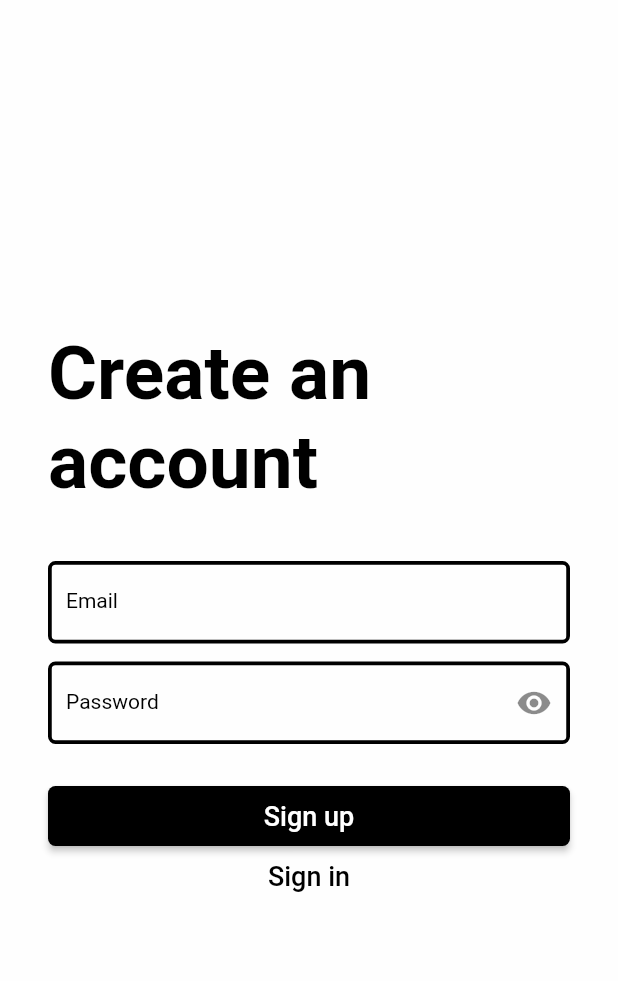
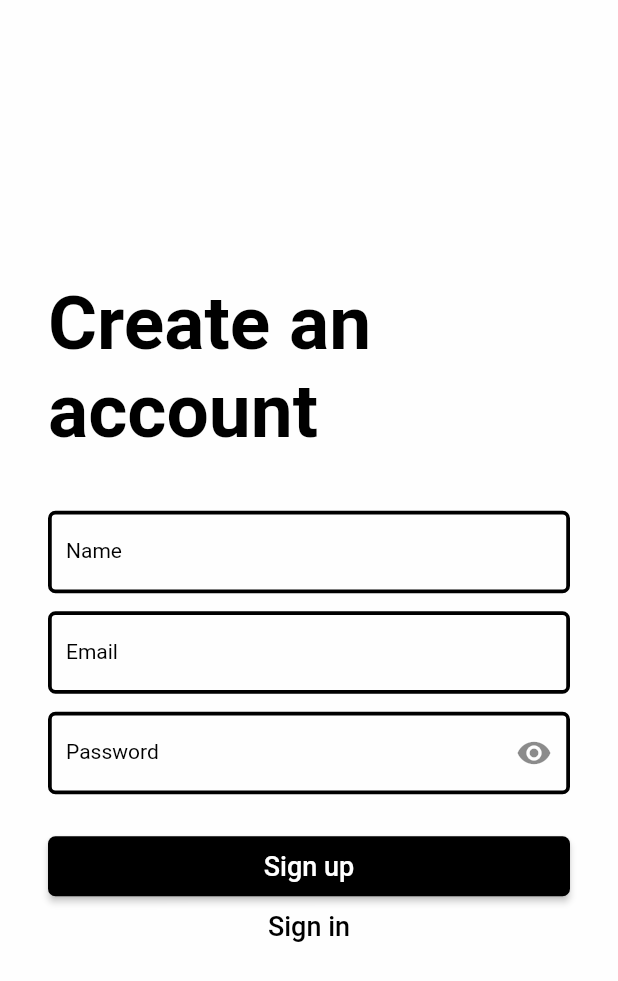
Before and after one commit to xybercommander/todo_easycompany, a Flutter app: the screen it shows after launch, after a tap on "Sign Up", on a phone screen of 412 x 824 dp. Shown: the top 981 px of the screen. Run offline on Flutter 3.47's test engine with Material 2 defaults, Android fonts, the phone set to English and light mode, and no system bars; our stand-ins replace cloud_firestore, firebase_auth, firebase_core, shared_preferences; accounts and stored records are empty; network calls fail.

Commit message:
added firestore

```diff
--- /dev/null
+++ b/lib/data/helper/shared_preferences.dart
@@ -0,0 +1,41 @@
+import 'package:shared_preferences/shared_preferences.dart';
+
+class SharedPref {
+
+  static String loggedInSharedPreferenceKey = "LOGGEDINKEY";
+  static String emailSharedPreferenceKey = "EMAILKEY";
+  static String nameSharedPreferenceKey = "NAMEKEY";
+
+  //-------- SET FUNCTION --------//
+  static Future<bool> saveLoggedInSharedPreference(bool isUserLoggedIn) async {
+    SharedPreferences preferences = await SharedPreferences.getInstance();
+    return await preferences.setBool(loggedInSharedPreferenceKey, isUserLoggedIn);
+  }
+
+  static Future<bool> saveEmailSharedPreference(String email) async {
+    SharedPreferences preferences = await SharedPreferences.getInstance();
+    return await preferences.setString(emailSharedPreferenceKey, email);
+  }
+
+  static Future<bool> saveNameSharedPreference(String name) async {
+    SharedPreferences preferences = await SharedPreferences.getInstance();
+    return await preferences.setString(nameSharedPreferenceKey, name);
+  }
+
+  //-------- GET FUNCTION --------//
+  static Future<bool?> getLoggedInSharedPreference() async {
+    SharedPreferences preferences = await SharedPreferences.getInstance();
+    return preferences.getBool(loggedInSharedPreferenceKey);
+  }
+
+  static Future<String?> getEmailSharedPreference() async {
+    SharedPreferences preferences = await SharedPreferences.getInstance();
+    return preferences.getString(emailSharedPreferenceKey);
+  }
+
+  static Future<String?> getNameSharedPreference() async {
+    SharedPreferences preferences = await SharedPreferences.getInstance();
+    return preferences.getString(nameSharedPreferenceKey);
+  }
+
+}
--- /dev/null
+++ b/lib/data/providers/user_provider.dart
@@ -0,0 +1,19 @@
+import 'package:flutter/cupertino.dart';
+
+class UserProvider extends ChangeNotifier {
+  String _name = "";
+  String _email = "";
+
+  String get name => _name;
+  String get email => _email;
+
+  void setName(String name) {
+    _name = name;
+    notifyListeners();
+  }
+
+  void setEmail(String email) {
+    _email = email;
+    notifyListeners();
+  }
+}
--- a/lib/main.dart
+++ b/lib/main.dart
@@ -2,6 +2,7 @@ import 'package:firebase_core/firebase_core.dart';
 import 'package:flutter/material.dart';
 import 'package:provider/provider.dart';
 import 'package:todo_easycompany/data/providers/todo_provider.dart';
+import 'package:todo_easycompany/data/providers/user_provider.dart';
 import 'package:todo_easycompany/views/add_todo.dart';
 import 'package:todo_easycompany/views/auth/signin.dart';
 import 'package:todo_easycompany/views/auth/signup.dart';
@@ -14,6 +15,7 @@ void main() async {
     MultiProvider(
       providers: [
         ChangeNotifierProvider(create: (context) => TodoProvider(),),
+        ChangeNotifierProvider(create: (context) => UserProvider(),),
       ],
       child: MyApp(),
     )
--- a/lib/views/auth/signup.dart
+++ b/lib/views/auth/signup.dart
@@ -1,5 +1,9 @@
 import 'package:flutter/material.dart';
+import 'package:provider/provider.dart';
+import 'package:todo_easycompany/data/helper/shared_preferences.dart';
+import 'package:todo_easycompany/data/providers/user_provider.dart';
 import 'package:todo_easycompany/data/services/auth.dart';
+import 'package:todo_easycompany/data/services/database.dart';
 import 'package:todo_easycompany/views/auth/signin.dart';
 import 'package:todo_easycompany/views/todo_list.dart';
 
@@ -16,23 +20,27 @@ class _SignUpPageState extends State<SignUpPage> {
   bool showPassword = false;
   final _formKey = GlobalKey<FormState>();
 
+  TextEditingController _nameTextEditingController = TextEditingController();
   TextEditingController _emailTextEditingController = TextEditingController();
   TextEditingController _passwordTextEditingController = TextEditingController();
 
   AuthMethods authMethods = AuthMethods();
+  DatabaseMethods databaseMethods = DatabaseMethods();
 
   //------ METHODS ------//
   void signUp() async {
     authMethods.signUpWithEmailAndPassword(_emailTextEditingController.text, _passwordTextEditingController.text)
       .then((value) {
         Map<String, dynamic> userMap = {
+          "name": _nameTextEditingController.text,
           "email": _emailTextEditingController.text,
         };
-        // databaseMethods.uploadUserInfo(userMap);
+        databaseMethods.uploadUserInfo(userMap);
+        Provider.of<UserProvider>(context, listen: false).setName(_nameTextEditingController.text);
+        Provider.of<UserProvider>(context, listen: false).setEmail(_emailTextEditingController.text);
         // SharedPref.saveLoggedInSharedPreference(true);
         // SharedPref.saveEmailSharedPreference(_emailTextEditingController.text);
-        // SharedPref.saveUsernameSharedPreference(_usernameTextEditingController.text);
-        // SharedPref.saveImgUrlSharedPreference(imgUrl != '' ? imgUrl : '');
+        // SharedPref.saveNameSharedPreference(_nameTextEditingController.text);
 
         Navigator.pushReplacement(context, MaterialPageRoute(builder: (context) => TodoList()));
       });
@@ -62,6 +70,25 @@ class _SignUpPageState extends State<SignUpPage> {
                     child: Column(
                       children: [
                         SizedBox(height: 24,),
+                        TextFormField(
+                          controller: _nameTextEditingController,
+                          style: TextStyle(color: Colors.black, fontSize: 13),
+                          cursorColor: Colors.black,
+                          decoration: InputDecoration(
+                            labelText: "Name",
+                            labelStyle: TextStyle(color: Colors.black, fontSize: 14),
+                            border: OutlineInputBorder(borderRadius: BorderRadius.circular(5)),
+                            enabledBorder: OutlineInputBorder(
+                              borderRadius: BorderRadius.circular(5),
+                              borderSide: BorderSide(color: Colors.black, width: 2.5)
+                            ),
+                            focusedBorder: OutlineInputBorder(
+                              borderRadius: BorderRadius.circular(5),
+                              borderSide: BorderSide(color: Colors.black, width: 2.5)
+                            ),
+                          ),
+                        ),
+                        SizedBox(height: 12,),
                         TextFormField(
                           controller: _emailTextEditingController,
                           style: TextStyle(color: Colors.black, fontSize: 13),
--- a/pubspec.yaml
+++ b/pubspec.yaml
@@ -38,6 +38,7 @@ dependencies:
   firebase_auth: ^3.11.2
   firebase_core: ^1.24.0
   cloud_firestore: ^3.5.1
+  shared_preferences: ^2.0.13
 
 dev_dependencies:
   flutter_test:
```
Also changed, not shown: lib/views/auth/auth_fetch_page.dart (added, +47 -0 lines), lib/views/auth/signin.dart (+7 -4 lines), lib/views/todo_list.dart (+16 -6 lines), pubspec.lock, 1 other file.
